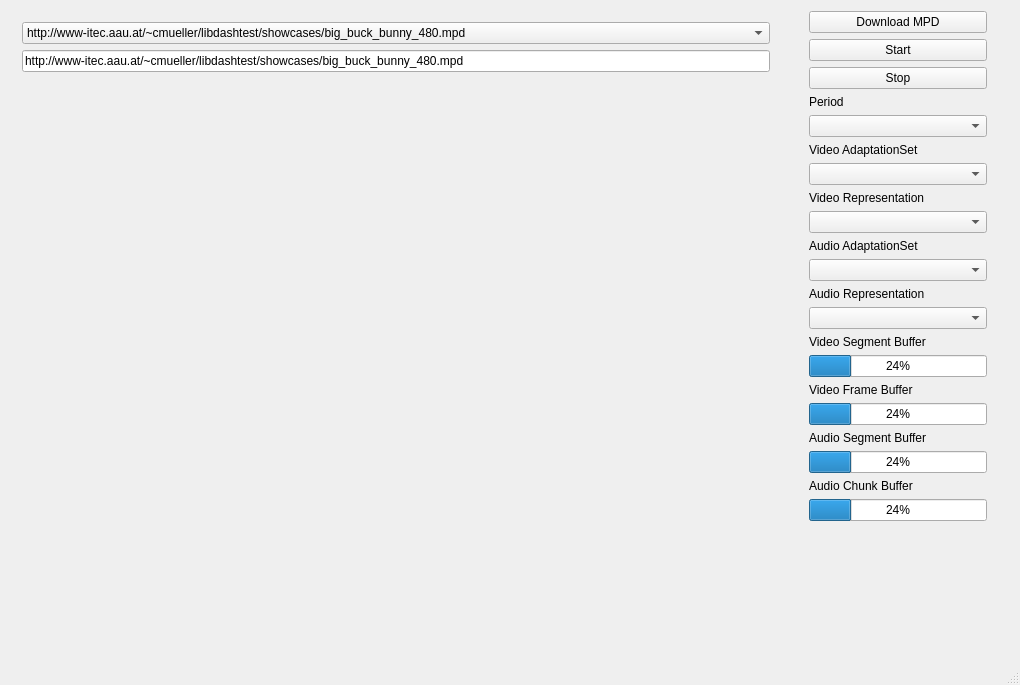
Old version of the form libdash/qtsampleplayer/qtsampleplayer.ui in the repository bitmovin/libdash.
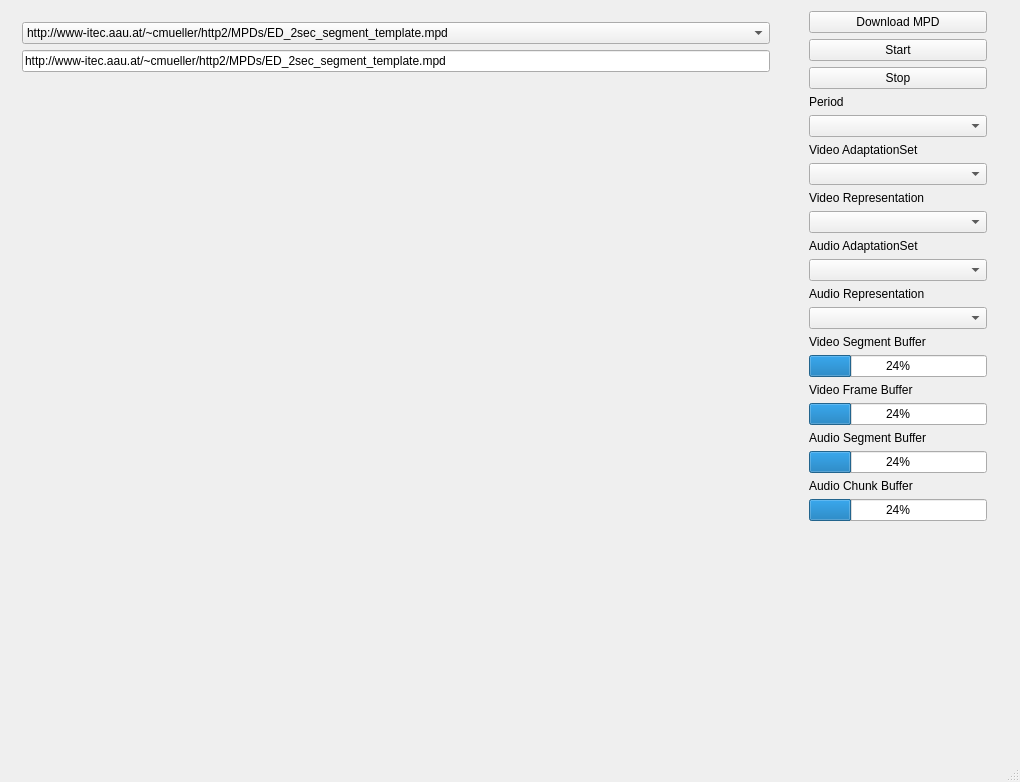
New version of the form. Icons and pictures are not drawn. Custom widgets are drawn as their Qt base class.

Commit message: Only spdy enabled MPDs will be shown in UI

What changed in the file:
```diff
--- a/libdash/qtsampleplayer/qtsampleplayer.ui
+++ b/libdash/qtsampleplayer/qtsampleplayer.ui
@@ -10,7 +10,7 @@
     <x>0</x>
     <y>0</y>
     <width>1020</width>
-    <height>685</height>
+    <height>782</height>
    </rect>
   </property>
   <property name="windowTitle">
@@ -34,7 +34,7 @@
         <widget class="QComboBox" name="cb_mpd">
          <item>
           <property name="text">
-           <string>http://www-itec.aau.at/~cmueller/libdashtest/showcases/big_buck_bunny_480.mpd</string>
+           <string>http://www-itec.aau.at/~cmueller/http2/MPDs/ED_2sec_segment_template.mpd</string>
           </property>
          </item>
          <item>
@@ -182,7 +182,7 @@
        <item>
         <widget class="QLineEdit" name="lineEdit_mpd">
          <property name="text">
-          <string>http://www-itec.aau.at/~cmueller/libdashtest/showcases/big_buck_bunny_480.mpd</string>
+          <string>http://www-itec.aau.at/~cmueller/http2/MPDs/ED_2sec_segment_template.mpd</string>
          </property>
         </widget>
        </item>
```
Left out of the diff: 138 changed lines with no effect on the pictures.
